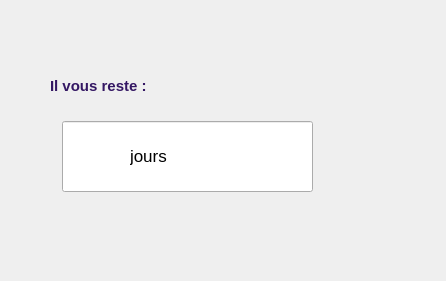
Before: the Qt Designer form date_fin.ui in Farah-Torkhani/Smart_Printing_Office_QT, drawn with Qt 5.
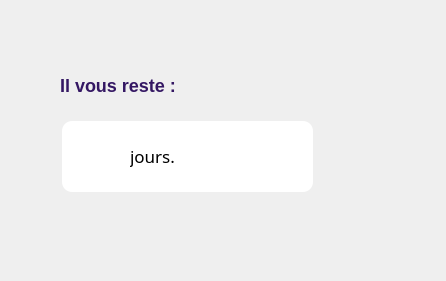
After: the same form once the commit is applied. Icons and pictures are not drawn.

Diff of the .ui file:
```diff
--- a/date_fin.ui
+++ b/date_fin.ui
@@ -33,11 +33,15 @@
      <pointsize>13</pointsize>
     </font>
    </property>
+   <property name="styleSheet">
+    <string notr="true">padding-left:10px;
+border-radius:10px;</string>
+   </property>
   </widget>
   <widget class="QLabel" name="label">
    <property name="geometry">
     <rect>
-     <x>50</x>
+     <x>60</x>
      <y>60</y>
      <width>241</width>
      <height>51</height>
@@ -52,7 +56,7 @@
    </property>
    <property name="styleSheet">
     <string notr="true">color:#341763;
-font-size:15px;</string>
+font-size:18px;</string>
    </property>
    <property name="text">
     <string>Il vous reste :</string>
@@ -69,11 +73,12 @@
    </property>
    <property name="font">
     <font>
+     <family>Montserrat</family>
      <pointsize>13</pointsize>
     </font>
    </property>
    <property name="text">
-    <string>jours</string>
+    <string>jours.</string>
    </property>
   </widget>
  </widget>
```
Left out of the diff: 5 changed lines with no effect on the pictures.
